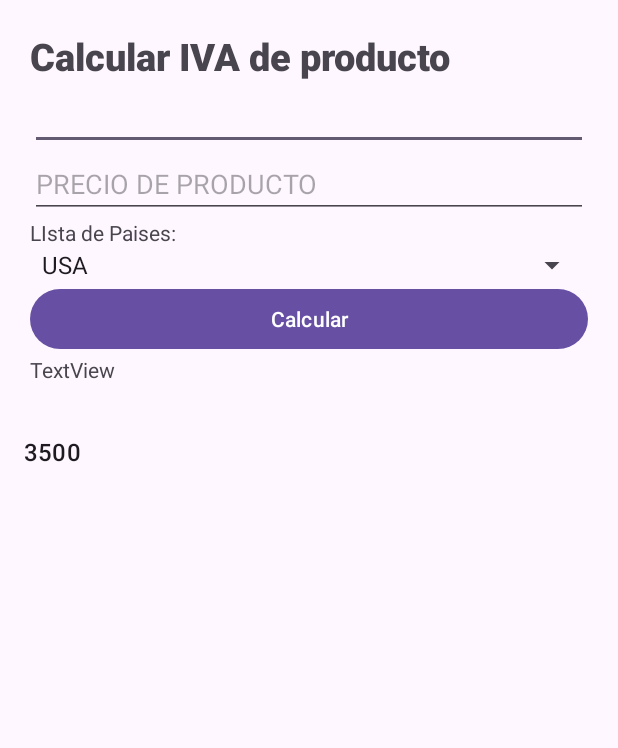
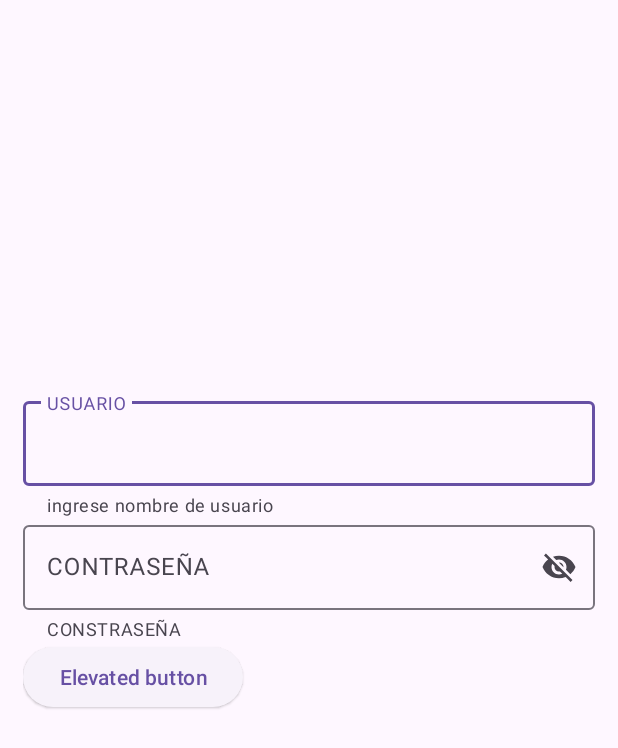
Before and after one commit to shinshini/proymovil, an Android app: the screen it shows after launch (MainActivity before the commit, Login after it), on a phone screen of 412 x 824 dp. Shown: the top 748 px of the screen. Run offline under Robolectric (Android 15) with nearby library versions, the phone set to English and light mode, and no system bars.

Commit message:
se modifico algunos archivos nuevos

```diff
--- a/app/src/main/AndroidManifest.xml
+++ b/app/src/main/AndroidManifest.xml
@@ -13,10 +13,13 @@
         android:theme="@style/Theme.MyApplicationKotlin"
         tools:targetApi="31">
         <activity
-            android:name=".Login"
+            android:name=".Home"
             android:exported="false" />
         <activity
             android:name=".MainActivity"
+            android:exported="false" />
+        <activity
+            android:name=".Login"
             android:exported="true">
             <intent-filter>
                 <action android:name="android.intent.action.MAIN" />
--- a/app/src/main/res/layout/activity_login.xml
+++ b/app/src/main/res/layout/activity_login.xml
@@ -7,4 +7,51 @@
     android:layout_height="match_parent"
     tools:context=".Login">
 
+    <LinearLayout
+        android:layout_width="match_parent"
+        android:layout_height="wrap_content"
+        android:orientation="vertical"
+        android:padding="15dp"
+        app:layout_constraintBottom_toBottomOf="parent"
+        app:layout_constraintEnd_toEndOf="parent"
+        app:layout_constraintHorizontal_bias="0.0"
+        app:layout_constraintStart_toStartOf="parent"
+        app:layout_constraintTop_toTopOf="parent"
+        app:layout_constraintVertical_bias="0.425">
+
+        <com.google.android.material.textfield.TextInputLayout
+            android:id="@+id/textField"
+            android:layout_width="match_parent"
+            android:layout_height="wrap_content"
+
+            android:hint="USUARIO"
+            app:helperText="ingrese nombre de usuario">
+
+            <com.google.android.material.textfield.TextInputEditText
+                android:layout_width="match_parent"
+                android:layout_height="wrap_content" />
+
+        </com.google.android.material.textfield.TextInputLayout>
+
+        <com.google.android.material.textfield.TextInputLayout
+            android:id="@+id/textField2"
+            android:layout_width="match_parent"
+            android:layout_height="wrap_content"
+            android:hint="CONTRASEÑA"
+            app:endIconMode="password_toggle"
+            app:helperText="CONSTRASEÑA">
+
+            <com.google.android.material.textfield.TextInputEditText
+                android:layout_width="match_parent"
+                android:layout_height="wrap_content" />
+
+        </com.google.android.material.textfield.TextInputLayout>
+
+        <Button
+            android:id="@+id/elevatedButton"
+            style="@style/Widget.Material3.Button.ElevatedButton"
+            android:layout_width="wrap_content"
+            android:layout_height="wrap_content"
+            android:text="Elevated button" />
+    </LinearLayout>
 </androidx.constraintlayout.widget.ConstraintLayout>
--- /dev/null
+++ b/app/src/main/res/values/styles.xml
@@ -0,0 +1,5 @@
+<?xml version="1.0" encoding="utf-8"?>
+<resources>
+
+
+</resources>
```
Also changed, not shown: app/src/main/java/com/example/myapplicationkotlin/Home.kt (added, +20 -0 lines), app/src/main/res/layout/activity_home.xml (added, +10 -0 lines).
